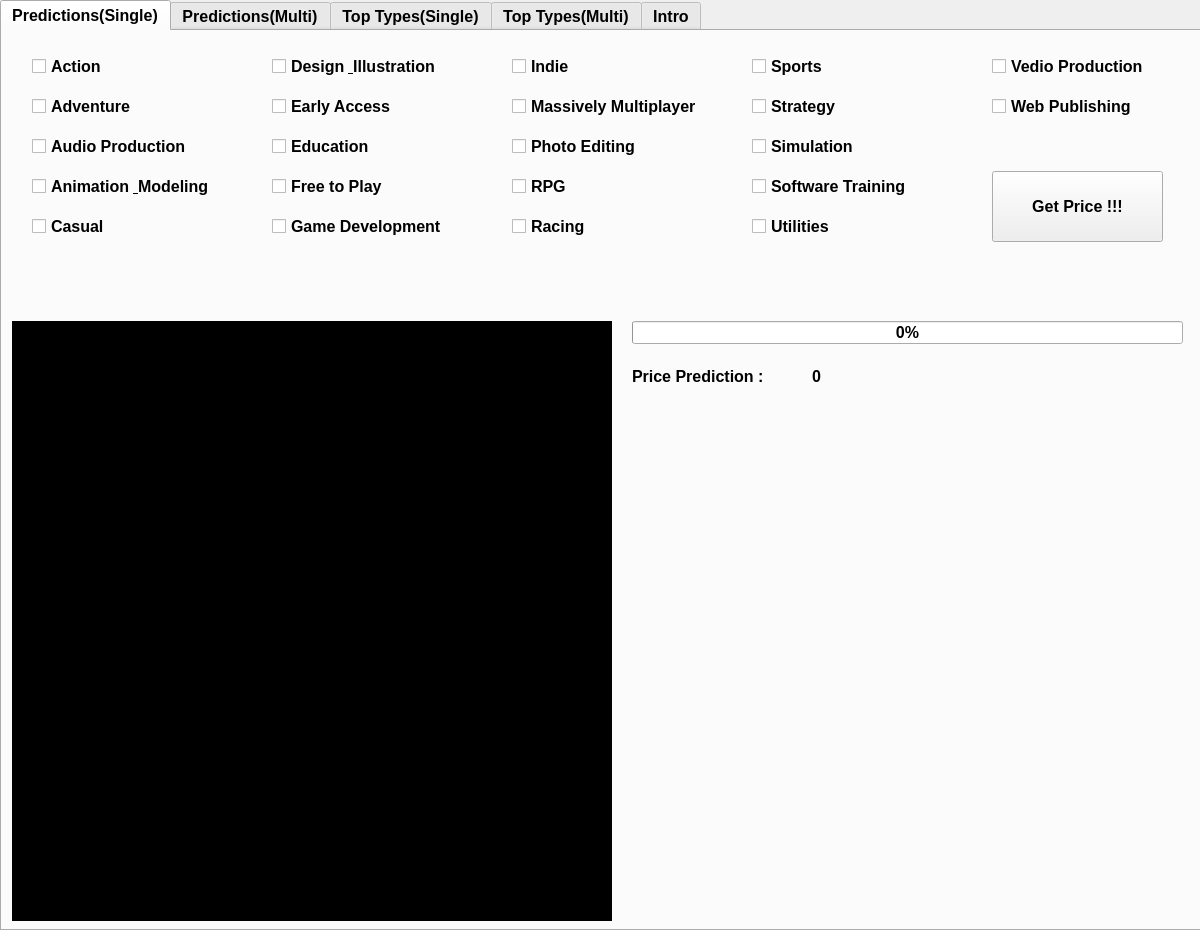
Before: the Qt Designer form SteamAnalyzer.ui in ramadepo/Ncu-DataScience-SteamAnalyzer, drawn with Qt 5.
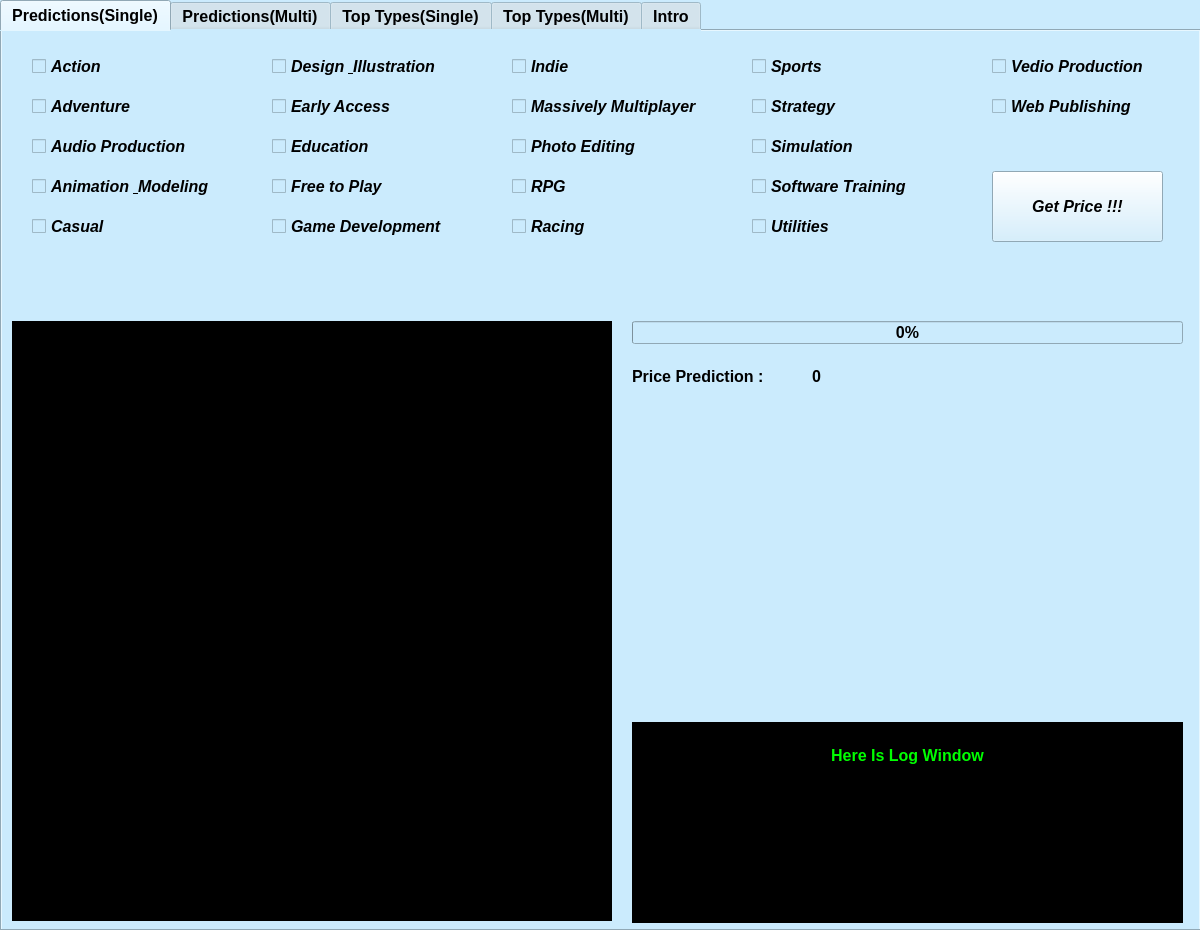
After: the same form once the commit is applied.

Commit message: revise no type bug and add the log window

The edit to the form file:
```diff
--- a/SteamAnalyzer.ui
+++ b/SteamAnalyzer.ui
@@ -42,7 +42,7 @@
    <string>Steam Analyzer</string>
   </property>
   <property name="styleSheet">
-   <string notr="true"/>
+   <string notr="true">background-color: rgb(203, 235, 253);</string>
   </property>
   <widget class="QWidget" name="centralwidget">
    <widget class="QTabWidget" name="tabWidget">
@@ -54,6 +54,13 @@
       <height>931</height>
      </rect>
     </property>
+    <property name="font">
+     <font>
+      <pointsize>12</pointsize>
+      <weight>75</weight>
+      <bold>true</bold>
+     </font>
+    </property>
     <property name="styleSheet">
      <string notr="true"/>
     </property>
@@ -89,6 +96,14 @@
         <height>71</height>
        </rect>
       </property>
+      <property name="font">
+       <font>
+        <pointsize>12</pointsize>
+        <weight>75</weight>
+        <italic>true</italic>
+        <bold>true</bold>
+       </font>
+      </property>
       <property name="text">
        <string>Get Price !!!</string>
       </property>
@@ -102,6 +117,14 @@
         <height>31</height>
        </rect>
       </property>
+      <property name="font">
+       <font>
+        <pointsize>12</pointsize>
+        <weight>75</weight>
+        <italic>true</italic>
+        <bold>true</bold>
+       </font>
+      </property>
       <property name="text">
        <string>Action</string>
       </property>
@@ -115,6 +138,14 @@
         <height>31</height>
        </rect>
       </property>
+      <property name="font">
+       <font>
+        <pointsize>12</pointsize>
+        <weight>75</weight>
+        <italic>true</italic>
+        <bold>true</bold>
+       </font>
+      </property>
       <property name="text">
        <string>Adventure</string>
       </property>
@@ -128,6 +159,14 @@
         <height>31</height>
        </rect>
       </property>
+      <property name="font">
+       <font>
+        <pointsize>12</pointsize>
+        <weight>75</weight>
+        <italic>true</italic>
+        <bold>true</bold>
+       </font>
+      </property>
       <property name="text">
        <string>Animation &amp; Modeling</string>
       </property>
@@ -141,6 +180,14 @@
         <height>31</height>
        </rect>
       </property>
+      <property name="font">
+       <font>
+        <pointsize>12</pointsize>
+        <weight>75</weight>
+        <italic>true</italic>
+        <bold>true</bold>
+       </font>
+      </property>
       <property name="text">
        <string>Indie</string>
       </property>
@@ -154,6 +201,14 @@
         <height>31</height>
        </rect>
       </property>
+      <property name="font">
+       <font>
+        <pointsize>12</pointsize>
+        <weight>75</weight>
+        <italic>true</italic>
+        <bold>true</bold>
+       </font>
+      </property>
       <property name="text">
        <string>Early Access</string>
       </property>
@@ -167,6 +222,14 @@
         <height>31</height>
        </rect>
       </property>
+      <property name="font">
+       <font>
+        <pointsize>12</pointsize>
+        <weight>75</weight>
+        <italic>true</italic>
+        <bold>true</bold>
+       </font>
+      </property>
       <property name="text">
        <string>RPG</string>
       </property>
@@ -180,6 +243,14 @@
         <height>31</height>
        </rect>
       </property>
+      <property name="font">
+       <font>
+        <pointsize>12</pointsize>
+        <weight>75</weight>
+        <italic>true</italic>
+        <bold>true</bold>
+       </font>
+      </property>
       <property name="text">
        <string>Free to Play</string>
       </property>
@@ -193,6 +264,14 @@
         <height>31</height>
        </rect>
       </property>
+      <property name="font">
+       <font>
+        <pointsize>12</pointsize>
+        <weight>75</weight>
+        <italic>true</italic>
+        <bold>true</bold>
+       </font>
+      </property>
       <property name="text">
        <string>Massively Multiplayer</string>
       </property>
@@ -206,6 +285,14 @@
         <height>31</height>
        </rect>
       </property>
+      <property name="font">
+       <font>
+        <pointsize>12</pointsize>
+        <weight>75</weight>
+        <italic>true</italic>
+        <bold>true</bold>
+       </font>
+      </property>
       <property name="text">
        <string>Strategy</string>
       </property>
@@ -219,6 +306,14 @@
         <height>31</height>
        </rect>
       </property>
+      <property name="font">
+       <font>
+        <pointsize>12</pointsize>
+        <weight>75</weight>
+        <italic>true</italic>
+        <bold>true</bold>
+       </font>
+      </property>
       <property name="text">
        <string>Casual</string>
       </property>
@@ -232,6 +327,14 @@
         <height>31</height>
        </rect>
       </property>
+      <property name="font">
+       <font>
+        <pointsize>12</pointsize>
+        <weight>75</weight>
+        <italic>true</italic>
+        <bold>true</bold>
+       </font>
+      </property>
       <property name="text">
        <string>Simulation</string>
       </property>
@@ -245,6 +348,14 @@
         <height>31</height>
        </rect>
       </property>
+      <property name="font">
+       <font>
+        <pointsize>12</pointsize>
+        <weight>75</weight>
+        <italic>true</italic>
+        <bold>true</bold>
+       </font>
+      </property>
       <property name="text">
        <string>Racing</string>
       </property>
@@ -258,6 +369,14 @@
         <height>31</height>
        </rect>
       </property>
+      <property name="font">
+       <font>
+        <pointsize>12</pointsize>
+        <weight>75</weight>
+        <italic>true</italic>
+        <bold>true</bold>
+       </font>
+      </property>
       <property name="text">
        <string>Sports</string>
       </property>
@@ -271,6 +390,14 @@
         <height>31</height>
        </rect>
       </property>
+      <property name="font">
+       <font>
+        <pointsize>12</pointsize>
+        <weight>75</weight>
+        <italic>true</italic>
+        <bold>true</bold>
+       </font>
+      </property>
       <property name="text">
        <string>Utilities</string>
       </property>
@@ -284,6 +411,14 @@
         <height>31</height>
        </rect>
       </property>
+      <property name="font">
+       <font>
+        <pointsize>12</pointsize>
+        <weight>75</weight>
+        <italic>true</italic>
+        <bold>true</bold>
+       </font>
+      </property>
       <property name="text">
        <string>Vedio Production</string>
       </property>
@@ -297,6 +432,14 @@
         <height>31</height>
        </rect>
       </property>
+      <property name="font">
+       <font>
+        <pointsize>12</pointsize>
+        <weight>75</weight>
+        <italic>true</italic>
+        <bold>true</bold>
+       </font>
+      </property>
       <property name="text">
        <string>Design &amp; Illustration</string>
       </property>
@@ -310,6 +453,14 @@
         <height>31</height>
        </rect>
       </property>
+      <property name="font">
+       <font>
+        <pointsize>12</pointsize>
+        <weight>75</weight>
+        <italic>true</italic>
+        <bold>true</bold>
+       </font>
+      </property>
       <property name="text">
        <string>Photo Editing</string>
       </property>
@@ -323,6 +474,14 @@
         <height>31</height>
        </rect>
       </property>
+      <property name="font">
+       <font>
+        <pointsize>12</pointsize>
+        <weight>75</weight>
+        <italic>true</italic>
+        <bold>true</bold>
+       </font>
+      </property>
       <property name="text">
        <string>Web Publishing</string>
       </property>
@@ -336,6 +495,14 @@
         <height>31</height>
        </rect>
       </property>
+      <property name="font">
+       <font>
+        <pointsize>12</pointsize>
+        <weight>75</weight>
+        <italic>true</italic>
+        <bold>true</bold>
+       </font>
+      </property>
       <property name="text">
        <string>Education</string>
       </property>
@@ -349,6 +516,14 @@
         <height>31</height>
        </rect>
       </property>
+      <property name="font">
+       <font>
+        <pointsize>12</pointsize>
+        <weight>75</weight>
+        <italic>true</italic>
+        <bold>true</bold>
+       </font>
+      </property>
       <property name="text">
        <string>Software Training</string>
       </property>
@@ -362,6 +537,14 @@
         <height>31</height>
        </rect>
       </property>
+      <property name="font">
+       <font>
+        <pointsize>12</pointsize>
+        <weight>75</weight>
+        <italic>true</italic>
+        <bold>true</bold>
+       </font>
+      </property>
       <property name="text">
        <string>Audio Production</string>
       </property>
@@ -375,6 +558,14 @@
         <height>31</height>
        </rect>
       </property>
+      <property name="font">
+       <font>
+        <pointsize>12</pointsize>
+        <weight>75</weight>
+        <italic>true</italic>
+        <bold>true</bold>
+       </font>
+      </property>
       <property name="text">
        <string>Game Development</string>
       </property>
@@ -388,6 +579,14 @@
         <height>23</height>
        </rect>
       </property>
+      <property name="font">
+       <font>
+        <pointsize>12</pointsize>
+        <weight>75</weight>
+        <italic>false</italic>
+        <bold>true</bold>
+       </font>
+      </property>
       <property name="value">
        <number>0</number>
       </property>
@@ -401,6 +600,14 @@
         <height>31</height>
        </rect>
       </property>
+      <property name="font">
+       <font>
+        <pointsize>12</pointsize>
+        <weight>75</weight>
+        <italic>false</italic>
+        <bold>true</bold>
+       </font>
+      </property>
       <property name="text">
        <string>Price Prediction : </string>
       </property>
@@ -414,10 +621,48 @@
         <height>31</height>
        </rect>
       </property>
+      <property name="font">
+       <font>
+        <pointsize>12</pointsize>
+        <weight>75</weight>
+        <italic>false</italic>
+        <bold>true</bold>
+       </font>
+      </property>
       <property name="text">
        <string>0</string>
       </property>
      </widget>
+     <widget class="QTextBrowser" name="textBrowser_sin_log">
+      <property name="geometry">
+       <rect>
+        <x>630</x>
+        <y>691</y>
+        <width>551</width>
+        <height>201</height>
+       </rect>
+      </property>
+      <property name="font">
+       <font>
+        <pointsize>12</pointsize>
+        <weight>75</weight>
+        <bold>true</bold>
+       </font>
+      </property>
+      <property name="styleSheet">
+       <string notr="true">background-color: rgb(0, 0, 0);
+color: rgb(0, 255, 0);</string>
+      </property>
+      <property name="html">
+       <string>&lt;!DOCTYPE HTML PUBLIC &quot;-//W3C//DTD HTML 4.0//EN&quot; &quot;http://www.w3.org/TR/REC-html40/strict.dtd&quot;&gt;
+&lt;html&gt;&lt;head&gt;&lt;meta name=&quot;qrichtext&quot; content=&quot;1&quot; /&gt;&lt;style type=&quot;text/css&quot;&gt;
+p, li { white-space: pre-wrap; }
+&lt;/style&gt;&lt;/head&gt;&lt;body style=&quot; font-family:'Sans Serif'; font-size:12pt; font-weight:600; font-style:normal;&quot;&gt;
+&lt;p style=&quot;-qt-paragraph-type:empty; margin-top:0px; margin-bottom:0px; margin-left:0px; margin-right:0px; -qt-block-indent:0; text-indent:0px;&quot;&gt;&lt;br /&gt;&lt;/p&gt;
+&lt;p align=&quot;center&quot; style=&quot; margin-top:0px; margin-bottom:0px; margin-left:0px; margin-right:0px; -qt-block-indent:0; text-indent:0px;&quot;&gt;Here Is Log Window&lt;/p&gt;
+&lt;p style=&quot;-qt-paragraph-type:empty; margin-top:0px; margin-bottom:0px; margin-left:0px; margin-right:0px; -qt-block-indent:0; text-indent:0px;&quot;&gt;&lt;br /&gt;&lt;/p&gt;&lt;/body&gt;&lt;/html&gt;</string>
+      </property>
+     </widget>
     </widget>
     <widget class="QWidget" name="tab_mul_price">
      <attribute name="title">
```
Left out of the diff: 254 changed lines with no effect on the pictures. The commit also changes 11 other files.
